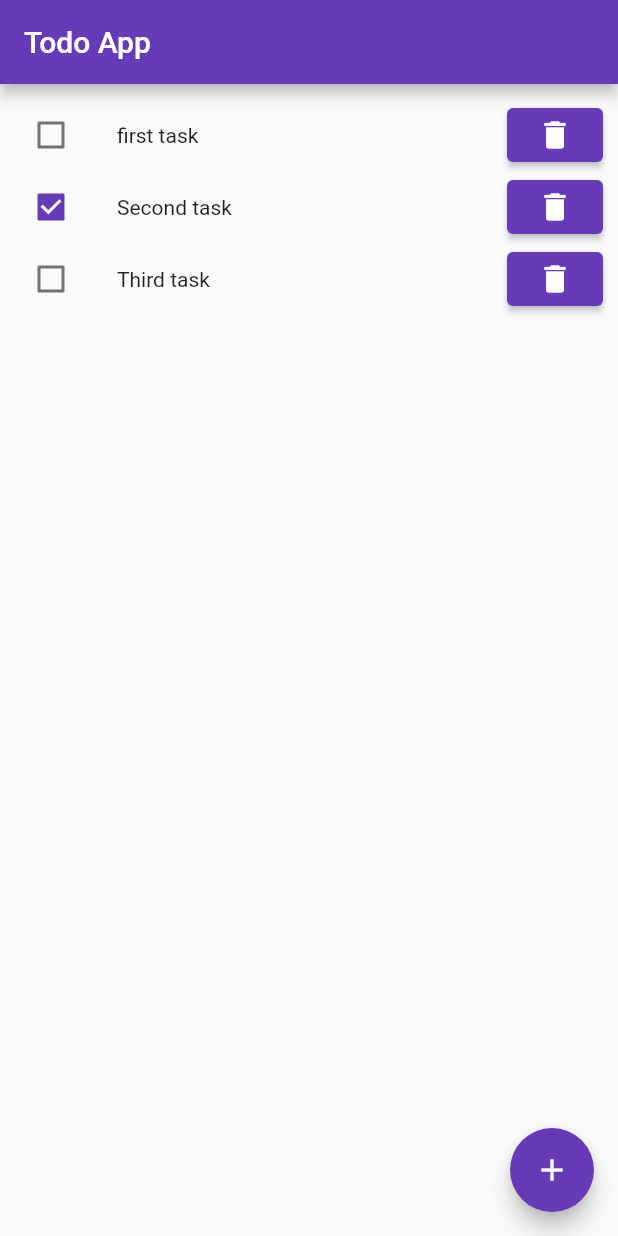
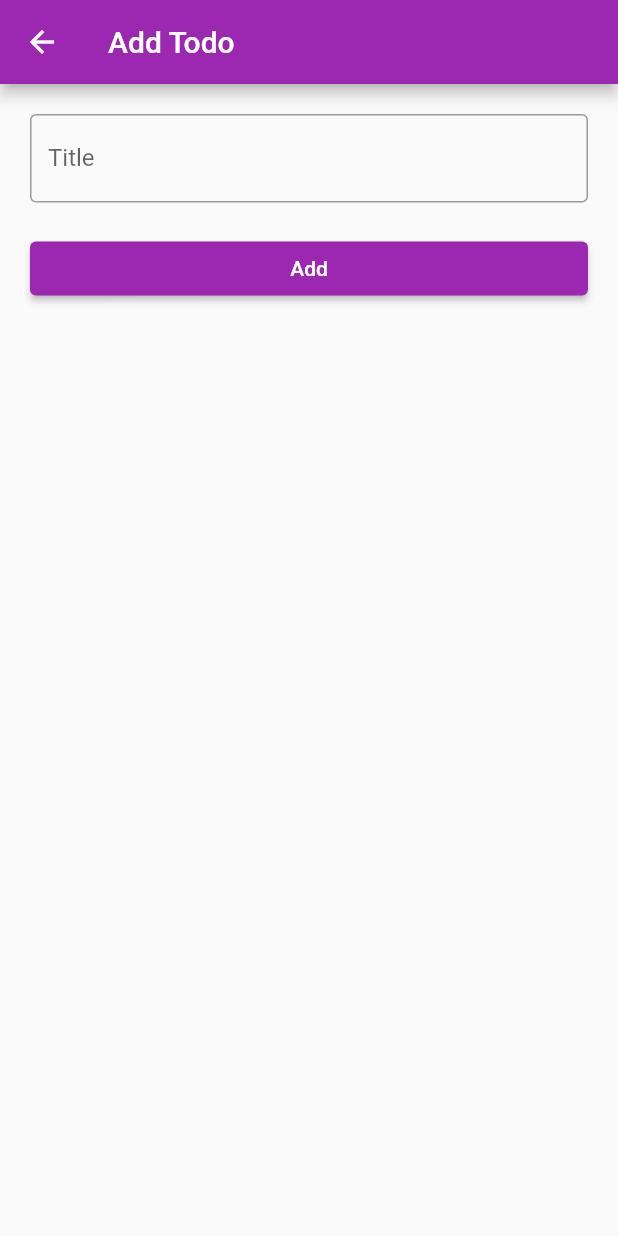
Before and after one commit to ashmin57/todoApp, a Flutter app: the screen it shows after launch, after a tap on the "add" icon, on a phone screen of 412 x 824 dp. Run offline on Flutter 3.47's test engine with Material 2 defaults, Android fonts, the phone set to English and light mode, and no system bars.

Commit message:
add delete and toggle

```diff
--- a/lib/home_page.dart
+++ /dev/null
@@ -1,59 +0,0 @@
-import 'package:flutter/material.dart';
-
-import 'model/todo.dart';
-import 'todo_tile.dart';
-
-class HomePage extends StatefulWidget {
-  const HomePage({super.key});
-
-  @override
-  State<HomePage> createState() => _HomePageState();
-}
-
-class _HomePageState extends State<HomePage> {
-  bool isChecked = false;
-  int _counter = 0;
-
-  void _incrementCounter() {
-    setState(() {
-      _counter++;
-    });
-  }
-
-  @override
-  Widget build(BuildContext context) {
-    Color getColor(Set<MaterialState> states) {
-      const Set<MaterialState> interactiveStates = <MaterialState>{
-        MaterialState.pressed,
-        MaterialState.hovered,
-        MaterialState.focused,
-      };
-      if (states.any(interactiveStates.contains)) {
-        return Colors.blue;
-      }
-      return Colors.red;
-    }
-
-    return Scaffold(
-      appBar: AppBar(
-        title: const Text('Todo App'),
-      ),
-      body: Padding(
-        padding: const EdgeInsets.all(10),
-        child: ListView.builder(
-          itemCount: todos.length,
-          itemBuilder: (context, index) {
-            return TodoTile(
-              todo: todos[index],
-            );
-          },
-        ),
-      ),
-      floatingActionButton: FloatingActionButton(
-        onPressed: _incrementCounter,
-        tooltip: 'Increment',
-        child: const Icon(Icons.add),
-      ),
-    );
-  }
-}
--- a/lib/main.dart
+++ b/lib/main.dart
@@ -5,3 +5,8 @@ import 'my_app.dart';
 void main() {
   runApp(const MyApp());
 }
+
+
+// flutter clean
+// flutter pub get
+// flutter upgrade
--- a/lib/model/todo.dart
+++ b/lib/model/todo.dart
@@ -1,7 +1,7 @@
 class Todo {
   final int id;
   final String title;
-  final bool isCompleted;
+  bool isCompleted;
 
   Todo({
     required this.id,
@@ -9,21 +9,3 @@ class Todo {
     required this.isCompleted,
   });
 }
-
-List<Todo> todos = [
-  Todo(
-    id: 1,
-    title: 'first task',
-    isCompleted: false,
-  ),
-  Todo(
-    id: 2,
-    title: 'Second task',
-    isCompleted: true,
-  ),
-  Todo(
-    id: 3,
-    title: 'Third task',
-    isCompleted: false,
-  ),
-];
--- a/lib/my_app.dart
+++ b/lib/my_app.dart
@@ -1,6 +1,6 @@
 import 'package:flutter/material.dart';
 
-import 'home_page.dart';
+import 'screen/home_screen.dart';
 
 class MyApp extends StatelessWidget {
   const MyApp({super.key});
@@ -8,12 +8,11 @@ class MyApp extends StatelessWidget {
   @override
   Widget build(BuildContext context) {
     return MaterialApp(
-      debugShowCheckedModeBanner: false,
-      title: 'Todo App',
+      title: "Todo App",
       theme: ThemeData(
-        primarySwatch: Colors.deepPurple,
+        primarySwatch: Colors.purple,
       ),
-      home: const HomePage(),
+      home: const HomeScreen(),
     );
   }
 }
--- /dev/null
+++ b/lib/screen/add_todo_screen.dart
@@ -0,0 +1,77 @@
+import 'package:flutter/material.dart';
+
+import '../model/todo.dart';
+
+class AddTodoScreen extends StatefulWidget {
+  const AddTodoScreen({super.key});
+
+  @override
+  State<AddTodoScreen> createState() => _AddTodoScreenState();
+}
+
+class _AddTodoScreenState extends State<AddTodoScreen> {
+  late final TextEditingController _todoController;
+  final _formKey = GlobalKey<FormState>();
+  @override
+  void initState() {
+    super.initState();
+    _todoController = TextEditingController();
+  }
+
+  @override
+  void dispose() {
+    _todoController.dispose();
+    super.dispose();
+  }
+
+  @override
+  Widget build(BuildContext context) {
+    return Scaffold(
+      appBar: AppBar(
+        title: const Text("Add Todo"),
+      ),
+      body: Padding(
+        padding: const EdgeInsets.all(20.0),
+        child: Form(
+          key: _formKey,
+          child: Column(
+            children: [
+              TextFormField(
+                controller: _todoController,
+                decoration: const InputDecoration(
+                  hintText: "todo title",
+                  labelText: "Title",
+                  border: OutlineInputBorder(),
+                ),
+                validator: (value) {
+                  if (value == null || value.isEmpty) {
+                    return "Please enter a title";
+                  }
+                  return null;
+                },
+              ),
+              const SizedBox(height: 20),
+              SizedBox(
+                width: double.infinity,
+                child: ElevatedButton(
+                  onPressed: () {
+                    if (_formKey.currentState!.validate()) {
+                      Todo todo = Todo(
+                        id: DateTime.now().millisecondsSinceEpoch,
+                        title: _todoController.text,
+                        isCompleted: false,
+                      );
+
+                      Navigator.of(context).pop(todo);
+                    }
+                  },
+                  child: const Text("Add"),
+                ),
+              ),
+            ],
+          ),
+        ),
+      ),
+    );
+  }
+}
--- /dev/null
+++ b/lib/screen/home_screen.dart
@@ -0,0 +1,56 @@
+import 'package:flutter/material.dart';
+
+import '../model/todo.dart';
+import '../todo_tile.dart';
+import 'add_todo_screen.dart';
+
+class HomeScreen extends StatefulWidget {
+  const HomeScreen({super.key});
+
+  @override
+  State<HomeScreen> createState() => _HomeScreenState();
+}
+
+class _HomeScreenState extends State<HomeScreen> {
+  List<Todo> todos = [];
+
+  @override
+  Widget build(BuildContext context) {
+    return Scaffold(
+      appBar: AppBar(
+        title: const Text("Todo App"),
+      ),
+      body: ListView.builder(
+        itemCount: todos.length,
+        itemBuilder: (context, index) {
+          return TodoTile(
+            todo: todos[index],
+            onDelete: (id) {
+              setState(() {
+                todos.removeWhere((element) => element.id == id);
+              });
+            },
+            onToggle: (id) {
+              setState(() {
+              Todo todo =  todos.firstWhere((element) => element.id == id);
+              todo.isCompleted = !todo.isCompleted;
+              });
+            },
+          );
+        },
+      ),
+      floatingActionButton: FloatingActionButton(
+        onPressed: () async {
+          Todo todo = await Navigator.of(context).push(
+            MaterialPageRoute(builder: (context) => const AddTodoScreen()),
+          );
+
+          setState(() {
+            todos.add(todo);
+          });
+        },
+        child: const Icon(Icons.add),
+      ),
+    );
+  }
+}
--- a/lib/todo_tile.dart
+++ b/lib/todo_tile.dart
@@ -4,41 +4,34 @@ import 'model/todo.dart';
 
 class TodoTile extends StatelessWidget {
   const TodoTile({
-    super.key,
+    Key? key,
     required this.todo,
-  });
+    required this.onDelete,
+    required this.onToggle,
+  }) : super(key: key);
 
   final Todo todo;
+  final Function(int id) onDelete;
+  final Function(int id) onToggle;
+
   @override
   Widget build(BuildContext context) {
     return Row(
       children: [
         Checkbox(
           value: todo.isCompleted,
-          onChanged: (value) {},
+          onChanged: (_) {
+            onToggle(todo.id);
+          },
         ),
-        const SizedBox(
-          width: 20,
+        const SizedBox(width: 20),
+        Expanded(child: Text(todo.title)),
+        IconButton(
+          onPressed: () {
+            onDelete(todo.id);
+          },
+          icon: const Icon(Icons.delete),
         ),
-        Text(todo.title),
-        // const SizedBox(
-        //   width: 20,
-        // ),
-        const Spacer(),
-        ElevatedButton(
-          onPressed: () {},
-          child: Row(
-            mainAxisAlignment: MainAxisAlignment.end,
-            children: const [
-              Icon(
-                Icons.delete,
-              ),
-            ],
-          ),
-        ),
-        const SizedBox(
-          height: 20,
-        )
       ],
     );
   }
```
Also changed, not shown: 1 other file.
